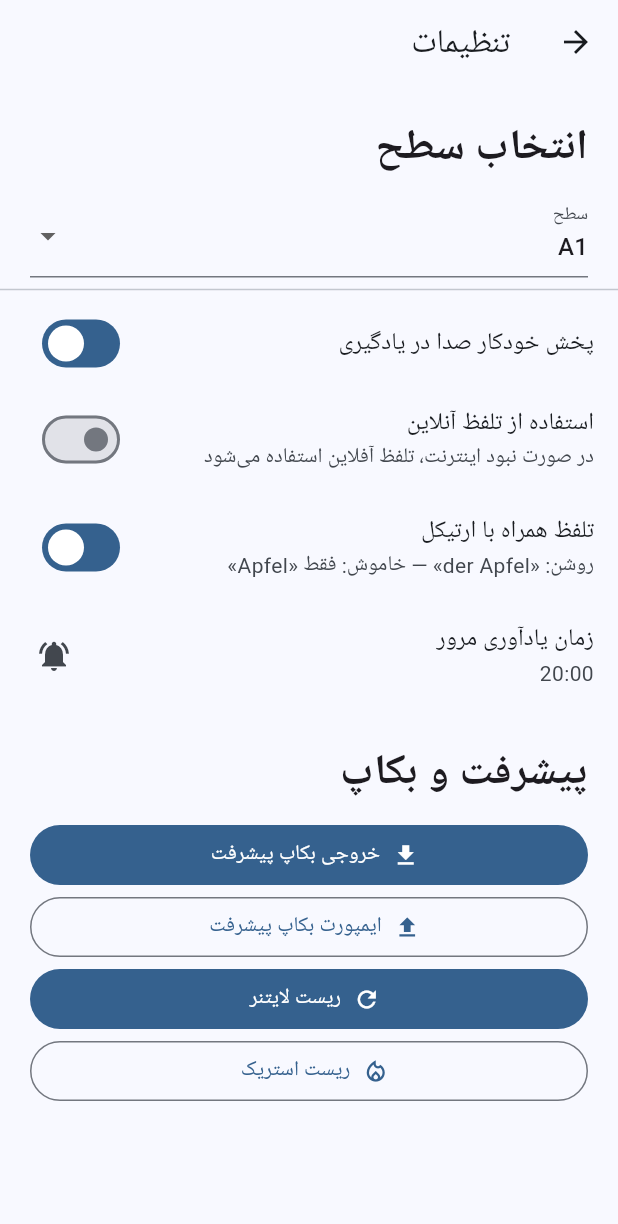
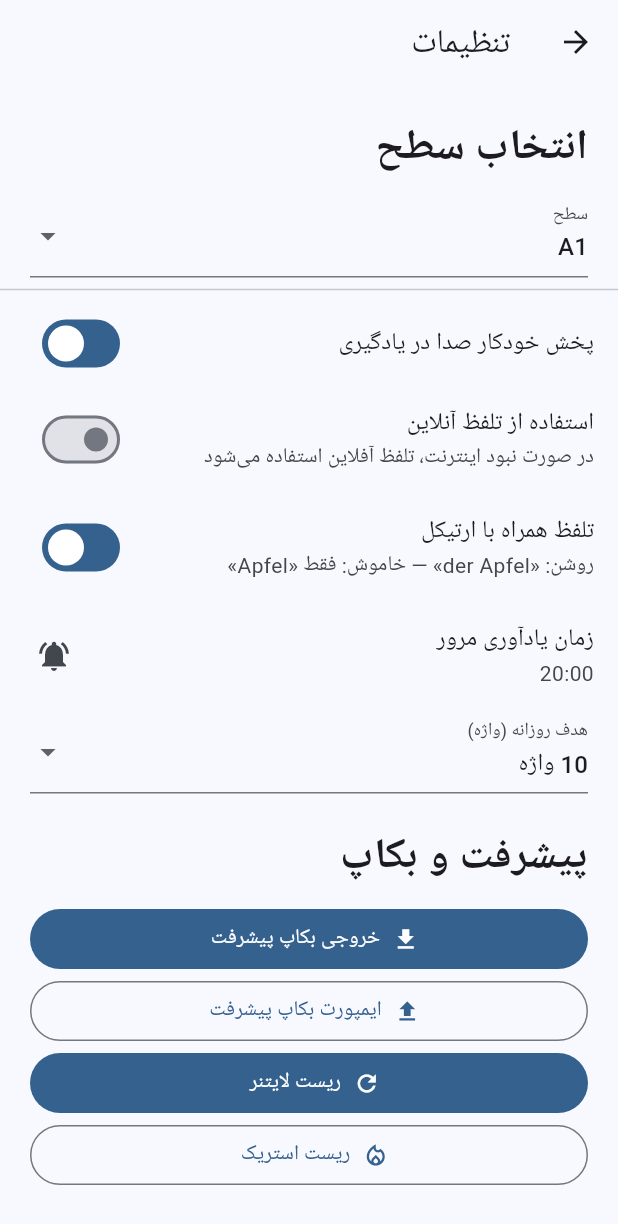
Before and after one commit to MG-530/WortSchatz, a Flutter app: the Home screen opened directly, after a tap on the "settings" icon, on a phone screen of 412 x 824 dp. Shown: the top 1224 px of the screen. Run offline on Flutter 3.47's test engine with Material 3 defaults, Android fonts, the phone set to English and light mode, and no system bars; our stand-ins replace audioplayers, file_picker, flutter_local_notifications, flutter_timezone, flutter_tts, google_fonts and 4 more; accounts and stored records are empty; Roboto replaces fonts that are missing (Vazirmatn).

Commit message:
feat(goal): daily goal setting and dashboard progress ring
- Configurable daily word goal (5-50, default 10) in Settings
- Dashboard shows today's count against the goal with a
  progress ring and a completion message

```diff
--- a/lib/screens/home.dart
+++ b/lib/screens/home.dart
@@ -92,6 +92,8 @@ class Dashboard extends StatefulWidget {
 class _DashboardState extends State<Dashboard> {
   Map<String, int> s = {};
   String level = 'A1';
+  int goal = 10;
+  int todayCount = 0;
   int currentStreak = 0;
   int longestStreak = 0;
   List<int> streakDays = [];
@@ -104,13 +106,18 @@ class _DashboardState extends State<Dashboard> {
 
   Future<void> load() async {
     level = await AppSettings.level;
+    goal = await AppSettings.dailyGoal;
     final x = await VocabularyDb.instance.stats(level: level);
     final sd = await StreakService.getStreak();
     streakDays = await StreakService.getLast7Days();
     currentStreak = sd.currentStreak;
     longestStreak = sd.longestStreak;
+    todayCount = streakDays.isNotEmpty ? streakDays.last : 0;
     if (mounted) setState(() => s = x);
   }
+
+  double get goalProgress =>
+      goal <= 0 ? 0 : (todayCount / goal).clamp(0.0, 1.0);
 
   @override
   Widget build(BuildContext c) => SafeArea(
@@ -144,6 +151,43 @@ class _DashboardState extends State<Dashboard> {
             Padding(
                 padding: const EdgeInsets.symmetric(horizontal: 20),
                 child: Card(
+                    child: Padding(
+                        padding: const EdgeInsets.all(16),
+                        child: Row(children: [
+                          SizedBox(
+                              width: 56,
+                              height: 56,
+                              child:
+                                  Stack(alignment: Alignment.center, children: [
+                                CircularProgressIndicator(
+                                    value: goalProgress,
+                                    strokeWidth: 6,
+                                    backgroundColor: Colors.grey.shade300),
+                                Text('$todayCount',
+                                    style: const TextStyle(
+                                        fontWeight: FontWeight.bold)),
+                              ])),
+                          const SizedBox(width: 16),
+                          Expanded(
+                              child: Column(
+                                  crossAxisAlignment: CrossAxisAlignment.start,
+                                  children: [
+                                const Text('هدف امروز',
+                                    style: TextStyle(
+                                        fontSize: 16,
+                                        fontWeight: FontWeight.bold)),
+                                Text('$todayCount از $goal واژه',
+                                    style: const TextStyle(color: Colors.grey)),
+                                if (todayCount >= goal)
+                                  const Text('تبریک! هدف امروز کامل شد',
+                                      style: TextStyle(
+                                          color: Colors.green,
+                                          fontWeight: FontWeight.bold))
+                              ]))
+                        ])))),
+            Padding(
+                padding: const EdgeInsets.symmetric(horizontal: 20),
+                child: Card(
                     color: const Color(0xfff0ecff),
                     child: const Padding(
                         padding: EdgeInsets.all(20),
--- a/lib/screens/settings_page.dart
+++ b/lib/screens/settings_page.dart
@@ -17,6 +17,7 @@ class SettingsPage extends StatefulWidget {
 
 class _SettingsState extends State<SettingsPage> {
   bool auto = true, online = false, articleTts = true;
+  int goal = 10;
   String time = '20:00', level = 'A1', message = '';
 
   @override
@@ -32,6 +33,7 @@ class _SettingsState extends State<SettingsPage> {
       auto = p.getBool('autoPlay') ?? true;
       online = p.getBool('onlineAudio') ?? false;
       articleTts = p.getBool('articleTts') ?? true;
+      goal = p.getInt('dailyGoal') ?? 10;
       time = p.getString('reminder') ?? '20:00';
       level = p.getString('level') ?? 'A1';
     });
@@ -193,6 +195,31 @@ class _SettingsState extends State<SettingsPage> {
               subtitle: Text(time),
               trailing: const Icon(Icons.notifications_active),
               onTap: pick),
+          Padding(
+              padding: const EdgeInsets.symmetric(horizontal: 20),
+              child: DropdownButtonFormField<int>(
+                  value: goal,
+                  decoration:
+                      const InputDecoration(labelText: 'هدف روزانه (واژه)'),
+                  items: const [
+                    DropdownMenuItem(value: 5, child: Text('5 واژه')),
+                    DropdownMenuItem(value: 10, child: Text('10 واژه')),
+                    DropdownMenuItem(value: 15, child: Text('15 واژه')),
+                    DropdownMenuItem(value: 20, child: Text('20 واژه')),
+                    DropdownMenuItem(value: 30, child: Text('30 واژه')),
+                    DropdownMenuItem(value: 50, child: Text('50 واژه')),
+                  ],
+                  onChanged: (v) async {
+                    if (v != null) {
+                      await AppSettings.setInt('dailyGoal', v);
+                      if (mounted) {
+                        setState(() {
+                          goal = v;
+                          message = 'ذخیره شد';
+                        });
+                      }
+                    }
+                  })),
           const Header('پیشرفت و بکاپ'),
           Padding(
               padding: const EdgeInsets.symmetric(horizontal: 20),
--- a/lib/services/settings_service.dart
+++ b/lib/services/settings_service.dart
@@ -7,16 +7,22 @@ class AppSettings {
       (await SharedPreferences.getInstance()).getBool('onlineAudio') ?? false;
   static Future<bool> get articleTts async =>
       (await SharedPreferences.getInstance()).getBool('articleTts') ?? true;
+  static Future<int> get dailyGoal async =>
+      (await SharedPreferences.getInstance()).getInt('dailyGoal') ?? 10;
   static Future<String> get reminder async =>
       (await SharedPreferences.getInstance()).getString('reminder') ?? '20:00';
   static Future<String> get course async =>
-      (await SharedPreferences.getInstance()).getString('course') ?? 'Starten Wir';
+      (await SharedPreferences.getInstance()).getString('course') ??
+      'Starten Wir';
   static Future<String> get book async =>
-      (await SharedPreferences.getInstance()).getString('book') ?? 'Starten Wir A1';
+      (await SharedPreferences.getInstance()).getString('book') ??
+      'Starten Wir A1';
   static Future<String> get level async =>
       (await SharedPreferences.getInstance()).getString('level') ?? 'A1';
   static Future<void> setBool(String key, bool value) async =>
       await (await SharedPreferences.getInstance()).setBool(key, value);
+  static Future<void> setInt(String key, int value) async =>
+      await (await SharedPreferences.getInstance()).setInt(key, value);
   static Future<void> setString(String key, String value) async =>
       await (await SharedPreferences.getInstance()).setString(key, value);
 }
```
